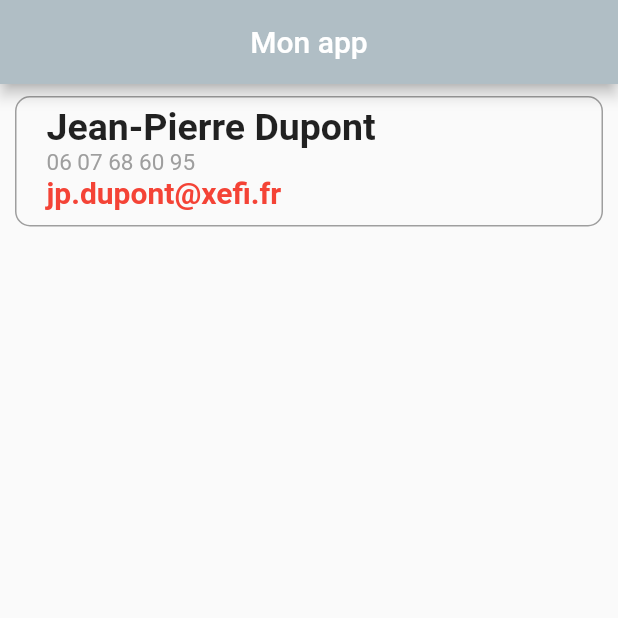
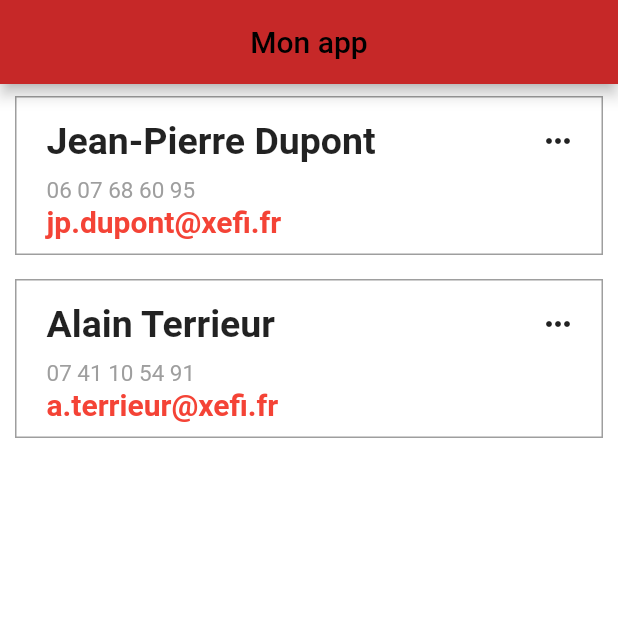
Before and after one commit to Amaukill/gestionnaire_de_client, a Flutter app: the screen it shows after launch, on a phone screen of 412 x 824 dp, the top half of it. Run offline on Flutter 3.47's test engine with Material 2 defaults, Android fonts, the phone set to English and light mode, and no system bars; our stand-ins replace get.

Commit message:
Design list

```diff
--- a/lib/contact/View/viewListClients.dart
+++ b/lib/contact/View/viewListClients.dart
@@ -1,6 +1,5 @@
-import 'package:flutter/cupertino.dart';
 import 'package:flutter/material.dart';
-import 'package:gestionnaire_de_client/contact/Model/client.dart';
+import 'package:gestionnaire_de_client/contact/model/client.dart';
 import 'package:get/get.dart';
 
 class ClientListView extends StatelessWidget {
@@ -10,10 +9,16 @@ class ClientListView extends StatelessWidget {
   Widget build(BuildContext context) {
     return Scaffold(
       appBar: AppBar(
-        backgroundColor: Colors.blueGrey.shade200,
+        backgroundColor: Colors.red.shade800,
         centerTitle: true,
-        title: Text("Mon app"),
+        title: const Text(
+          "Mon app",
+          style: TextStyle(
+            color: Colors.black,
+          ),
+        ),
       ),
+      backgroundColor: const Color(0xdfe6ed),
       body: Column(
         children: <Widget>[
           Expanded(
@@ -21,13 +26,9 @@ class ClientListView extends StatelessWidget {
               itemCount: listClients.length,
               itemBuilder: (context, index) {
                 return Padding(
-                  padding: EdgeInsets.fromLTRB(10, 8, 10, 8),
+                  padding: const EdgeInsets.fromLTRB(10, 8, 10, 8),
                   child: ClientView(
-                    nom: listClients[index].firstName +
-                        " " +
-                        listClients[index].lastName,
-                    numTel: listClients[index].tel,
-                    email: listClients[index].email,
+                    client: listClients[index],
                   ),
                 );
               },
@@ -40,38 +41,49 @@ class ClientListView extends StatelessWidget {
 }
 
 class ClientView extends StatelessWidget {
-  final String nom;
-  final String numTel;
-  final String email;
-  const ClientView(
-      {Key? key, required this.nom, required this.numTel, required this.email})
-      : super(key: key);
+  final Client client;
+  const ClientView({Key? key, required this.client}) : super(key: key);
 
   @override
   Widget build(BuildContext context) {
     return Container(
       width: 150,
       decoration: BoxDecoration(
-          border: Border.all(
-            color: Colors.grey,
-            width: 1,
-          ),
-          borderRadius: const BorderRadius.all(Radius.circular(10))),
+        color: Colors.white,
+        border: Border.all(
+          color: Colors.grey,
+          width: 1,
+        ),
+      ),
       padding: const EdgeInsets.fromLTRB(20, 5, 5, 10),
       child: Column(
         crossAxisAlignment: CrossAxisAlignment.start,
         children: <Widget>[
-          Text(
-            nom,
-            style: TextStyle(fontWeight: FontWeight.bold, fontSize: 25),
+          Row(
+            mainAxisAlignment: MainAxisAlignment.spaceBetween,
+            children: [
+              Text(
+                client.firstName + " " + client.lastName,
+                style:
+                    const TextStyle(fontWeight: FontWeight.bold, fontSize: 25),
+              ),
+              IconButton(
+                icon: Icon(
+                  Icons.more_horiz_outlined,
+                ),
+                onPressed: () {
+                  //GetPage(name: 'ModifyClient',page: ),
+                },
+              ),
+            ],
           ),
           Text(
-            numTel.toString(),
-            style: TextStyle(fontSize: 15, color: Colors.grey),
+            client.tel,
+            style: const TextStyle(fontSize: 15, color: Colors.grey),
           ),
           Text(
-            email,
-            style: TextStyle(
+            client.email,
+            style: const TextStyle(
                 fontWeight: FontWeight.bold, fontSize: 20, color: Colors.red),
           ),
         ],
--- a/lib/main.dart
+++ b/lib/main.dart
@@ -1,6 +1,6 @@
 import 'package:flutter/material.dart';
-import 'package:gestionnaire_de_client/contact/View/ViewListClients.dart';
-import 'package:gestionnaire_de_client/contact/Model/client.dart';
+import 'package:gestionnaire_de_client/contact/view/viewListClients.dart';
+import 'package:gestionnaire_de_client/contact/model/client.dart';
 import 'package:get/get.dart';
 
 void main() {
@@ -38,7 +38,13 @@ class MyApp extends StatelessWidget {
                 lastName: "Dupont",
                 tel: "06 07 68 60 95",
                 email: "jp.dupont@xefi.fr",
-                societe: "Xefi")
+                societe: "Xefi"),
+            Client(
+                firstName: "Alain",
+                lastName: "Terrieur",
+                tel: "07 41 10 54 91",
+                email: "a.terrieur@xefi.fr",
+                societe: "Xefi"),
           ].obs),
         ),
       ],
```
